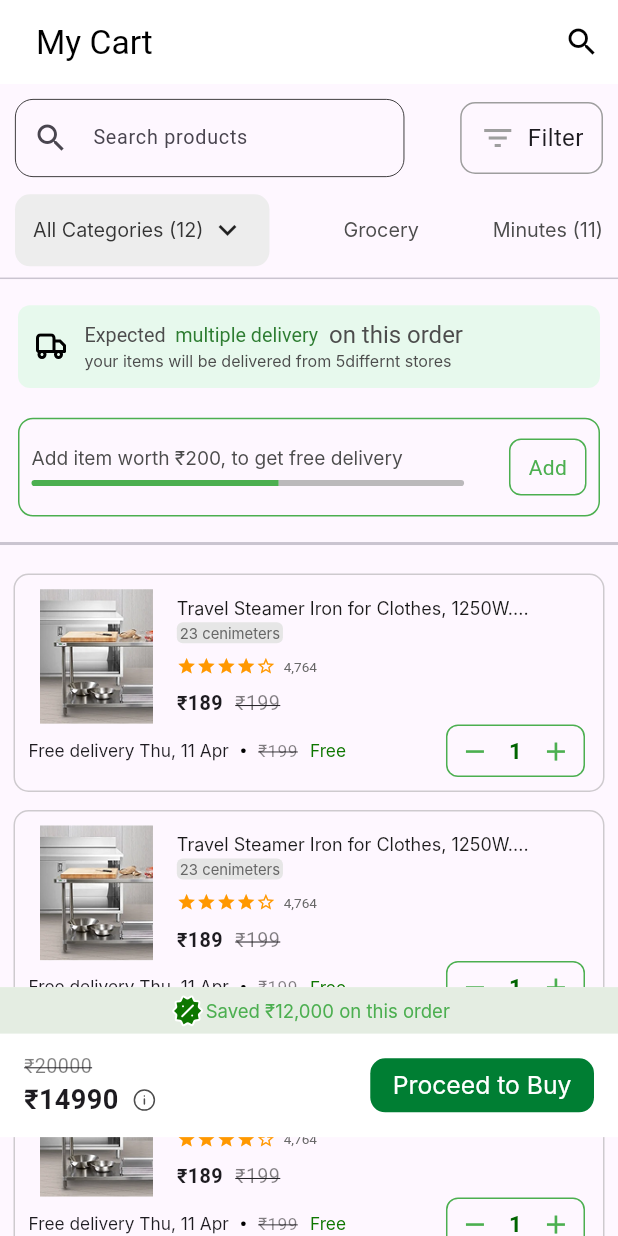
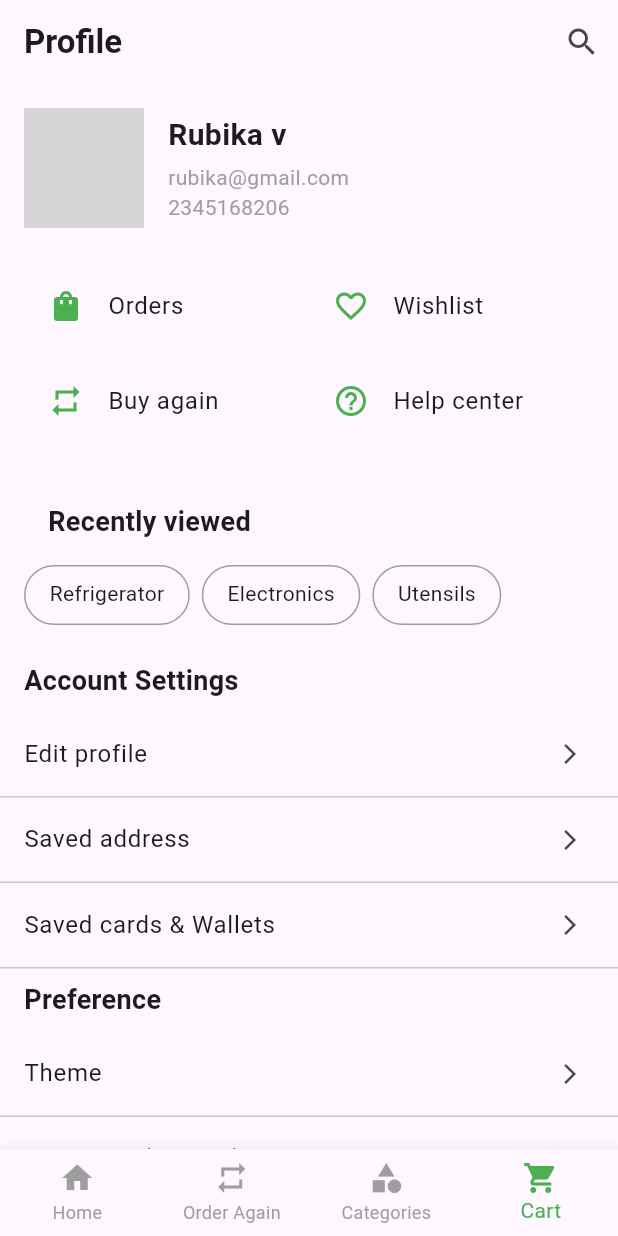
Before and after one commit to HiBorn4/hello_store, a Flutter app: the screen it shows after launch, on a phone screen of 412 x 824 dp. Run offline on Flutter 3.47's test engine with Material 3 defaults, Android fonts, the light colour scheme and no system bars; our stand-ins replace flutter_svg, get; Roboto replaces fonts that are missing (Inter); grey boxes are pictures that could not be loaded.

Commit message:
profile screen completed

```diff
--- a/lib/main.dart
+++ b/lib/main.dart
@@ -3,6 +3,7 @@ import 'package:get/get.dart';
 import 'package:hello_store/screens/cart_screen.dart';
 import 'package:hello_store/screens/home_menu.dart';
 import 'package:hello_store/screens/product_list.dart';
+import 'package:hello_store/screens/profile_screen.dart';
 
 import 'screens/category_screen.dart';
 void main() {
@@ -18,7 +19,7 @@ class App extends StatelessWidget {
       debugShowCheckedModeBanner: false,
       title: 'Hello Stores',
       theme: ThemeData(primarySwatch: Colors.deepPurple),
-      home: CartScreen() // Set your desired starting screen
+      home: ProfileScreen() // Set your desired starting screen
     );
   }
 }
--- a/lib/screens/payment_screen.dart
+++ b/lib/screens/payment_screen.dart
@@ -2,7 +2,7 @@ import 'package:flutter/cupertino.dart';
 import 'package:flutter/material.dart';
 import 'package:flutter_svg/flutter_svg.dart';
 
-import 'OrderSummaryScreen.dart';
+import 'order_summary_screen.dart';
 
 
 class PaymentScreen extends StatefulWidget
--- a/lib/screens/profile_screen.dart
+++ b/lib/screens/profile_screen.dart
@@ -0,0 +1,248 @@
+import 'package:flutter/material.dart';
+
+class ProfileScreen extends StatefulWidget {
+  @override
+  _ProfileScreenState createState() => _ProfileScreenState();
+}
+
+class _ProfileScreenState extends State<ProfileScreen> {
+  int _currentIndex = 3; // Assuming Profile is 4th item
+
+  @override
+  Widget build(BuildContext context) {
+    return Scaffold(
+      appBar: AppBar(
+        title: Text('Profile', style: TextStyle(fontWeight: FontWeight.bold)),
+        actions: [
+          IconButton(
+            icon: Icon(Icons.search),
+            onPressed: () {/* Search functionality */},
+          ),
+        ],
+      ),
+      body: SingleChildScrollView(
+        child: Column(
+          crossAxisAlignment: CrossAxisAlignment.start,
+          children: [
+            _buildProfileHeader(),
+            _buildOrdersSection(),
+            _buildRecentlyViewed(),
+            _buildSectionTitle('Account Settings'),
+            _buildAccountSettings(),
+            _buildSectionTitle('Preference'),
+            _buildPreferences(),
+            _buildSectionTitle('My Activity'),
+            _buildMyActivity(),
+            _buildSectionTitle('Feedback and Information'),
+            _buildFeedbackSection(),
+            _buildLogoutButton(),
+          ],
+        ),
+      ),
+      bottomNavigationBar: _buildBottomNavBar(),
+    );
+  }
+
+  Widget _buildProfileHeader() {
+    return Padding(
+      padding: EdgeInsets.all(16),
+      child: Row(
+        children: [
+          CircleAvatar(
+            radius: 40,
+            backgroundImage: AssetImage('assets/profile_placeholder.png'),
+          ),
+          SizedBox(width: 16),
+          Column(
+            crossAxisAlignment: CrossAxisAlignment.start,
+            children: [
+              Text('Rubika v',
+                  style: TextStyle(fontSize: 20, fontWeight: FontWeight.bold)),
+              SizedBox(height: 4),
+              Text('rubika@gmail.com', style: TextStyle(color: Colors.grey)),
+              Text('2345168206', style: TextStyle(color: Colors.grey)),
+            ],
+          ),
+        ],
+      ),
+    );
+  }
+
+  Widget _buildOrdersSection() {
+    return Padding(
+      padding: EdgeInsets.symmetric(horizontal: 16, vertical: 8),
+      child: GridView.count(
+        shrinkWrap: true,
+        physics: NeverScrollableScrollPhysics(),
+        crossAxisCount: 2,
+        childAspectRatio: 3,
+        children: [
+          _buildGridItem(Icons.shopping_bag, 'Orders'),
+          _buildGridItem(Icons.favorite_border, 'Wishlist'),
+          _buildGridItem(Icons.repeat, 'Buy again'),
+          _buildGridItem(Icons.help_outline, 'Help center'),
+        ],
+      ),
+    );
+  }
+
+  Widget _buildRecentlyViewed() {
+    return Padding(
+      padding: EdgeInsets.all(16),
+      child: Column(
+        crossAxisAlignment: CrossAxisAlignment.start,
+        children: [
+          _buildSectionTitle('Recently viewed'),
+          SizedBox(height: 8),
+          SizedBox(
+            height: 40,
+            child: ListView(
+              scrollDirection: Axis.horizontal,
+              children: [
+                _buildRecentItem('Refrigerator'),
+                _buildRecentItem('Electronics'),
+                _buildRecentItem('Utensils'),
+              ],
+            ),
+          ),
+        ],
+      ),
+    );
+  }
+
+  Widget _buildAccountSettings() {
+    return _buildSectionList([
+      'Edit profile',
+      'Saved address',
+      'Saved cards & Wallets',
+    ]);
+  }
+
+  Widget _buildPreferences() {
+    return _buildSectionList([
+      'Theme',
+      'Language (english)',
+      'Notification',
+    ]);
+  }
+
+  Widget _buildMyActivity() {
+    return _buildSectionList([
+      'Reviews',
+      'Give us feedback',
+    ]);
+  }
+
+  Widget _buildFeedbackSection() {
+    return _buildSectionList([
+      'Terms, Policies and Licenses',
+      'Browse FAQs',
+    ]);
+  }
+
+  Widget _buildSectionList(List<String> items) {
+    return Column(
+      children: List.generate(items.length, (index) {
+        return SettingsItem(
+          title: items[index],
+          onTap: () {/* Navigation */},
+        );
+      }),
+    );
+  }
+
+  Widget _buildLogoutButton() {
+    return Padding(
+      padding: EdgeInsets.all(16),
+      child: ElevatedButton(
+        style: ElevatedButton.styleFrom(
+          minimumSize: Size(double.infinity, 50),
+          backgroundColor: Colors.red.shade100,
+          foregroundColor: Colors.red,
+        ),
+        onPressed: () {/* Logout */},
+        child: Text('Log out'),
+      ),
+    );
+  }
+
+  Widget _buildSectionTitle(String title) {
+    return Padding(
+      padding: EdgeInsets.symmetric(horizontal: 16, vertical: 8),
+      child: Text(title,
+          style: TextStyle(fontSize: 18, fontWeight: FontWeight.bold)),
+    );
+  }
+
+  Widget _buildGridItem(IconData icon, String text) {
+    return ListTile(
+      leading: Icon(icon, color: Colors.green),
+      title: Text(text),
+      onTap: () {/* Navigation */},
+    );
+  }
+
+  Widget _buildRecentItem(String text) {
+    return Container(
+      margin: EdgeInsets.only(right: 8),
+      padding: EdgeInsets.symmetric(horizontal: 16, vertical: 8),
+      decoration: BoxDecoration(
+        borderRadius: BorderRadius.circular(20),
+        border: Border.all(color: Colors.grey),
+      ),
+      child: Text(text),
+    );
+  }
+
+  BottomNavigationBar _buildBottomNavBar() {
+    return BottomNavigationBar(
+      currentIndex: _currentIndex,
+      selectedItemColor: Colors.green,
+      unselectedItemColor: Colors.grey,
+      type: BottomNavigationBarType.fixed,
+      items: [
+        BottomNavigationBarItem(
+          icon: Icon(Icons.home),
+          label: 'Home',
+        ),
+        BottomNavigationBarItem(
+          icon: Icon(Icons.repeat),
+          label: 'Order Again',
+        ),
+        BottomNavigationBarItem(
+          icon: Icon(Icons.category),
+          label: 'Categories',
+        ),
+        BottomNavigationBarItem(
+          icon: Icon(Icons.shopping_cart),
+          label: 'Cart',
+        ),
+      ],
+      onTap: (index) => setState(() => _currentIndex = index),
+    );
+  }
+}
+
+class SettingsItem extends StatelessWidget {
+  final String title;
+  final VoidCallback onTap;
+
+  const SettingsItem({
+    required this.title,
+    required this.onTap,
+  });
+
+  @override
+  Widget build(BuildContext context) {
+    return Column(
+      children: [
+        ListTile(
+          title: Text(title),
+          trailing: Icon(Icons.arrow_forward_ios, size: 16),
+          onTap: onTap,
+        ),
+        Divider(height: 1),
+      ],
+    );
+  }
+}
```
